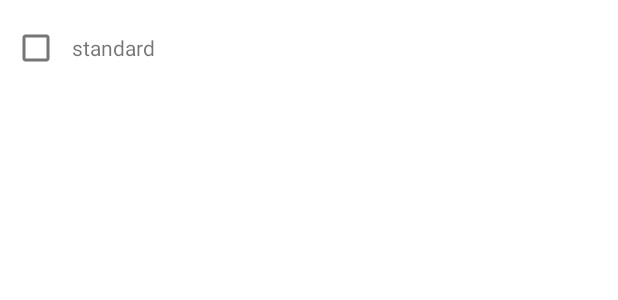
After one commit to jinglebiscuits/fourth-grade-word-problems, an Android app: the layout concept_list_layout.xml on its own in the app's theme, with its tools: preview values and no code run, on a phone screen of 412 x 824 dp. The commit adds this screen. Shown: the top 300 px of the screen. Run offline under Robolectric (Android 15) with nearby library versions, the phone set to English and light mode, and no system bars.

```diff
--- /dev/null
+++ b/app/src/main/res/layout/concept_list_layout.xml
@@ -0,0 +1,22 @@
+<?xml version="1.0" encoding="utf-8"?>
+<LinearLayout xmlns:android="http://schemas.android.com/apk/res/android"
+    android:layout_width="match_parent"
+    android:layout_height="?listPreferredItemHeight"
+    xmlns:app="http://schemas.android.com/apk/res-auto"
+    android:foreground="?selectableItemBackground"
+    android:orientation="horizontal">
+
+    <com.google.android.material.checkbox.MaterialCheckBox
+        android:id="@+id/is_complete_check_box"
+        android:layout_width="wrap_content"
+        android:layout_height="wrap_content"
+        android:focusable="false"
+        android:clickable="false"
+        android:layout_gravity="center_vertical"/>
+    <TextView
+        android:id="@+id/label"
+        android:layout_width="wrap_content"
+        android:layout_height="wrap_content"
+        android:text="standard"
+        android:layout_gravity="center_vertical"/>
+</LinearLayout>
```
Also changed, not shown: app/src/main/assets/word_problems.xml (+40 -0 lines), app/src/main/java/com/completewordproblems/fourthgrade/WordProblemXmlParser.kt (+117 -4 lines), app/src/main/java/com/completewordproblems/fourthgrade/fragments/strategies/DefineKeyWordsFragment.kt (+11 -2 lines), app/src/main/res/layout/fragment_define_key_words.xml (+10 -1 lines).
